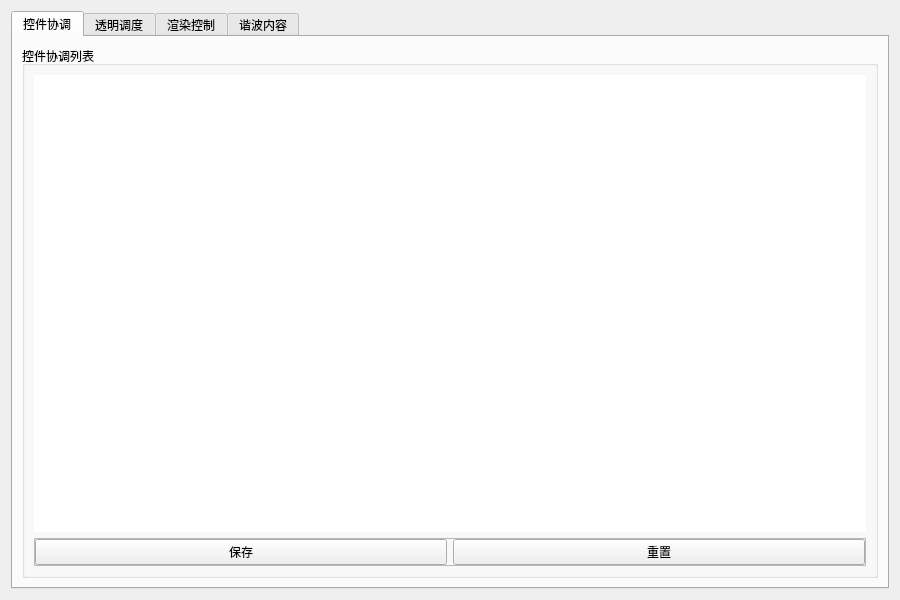
Qt form LogGpt/changelive2dwidget.ui (log159/LogChat) before a commit.
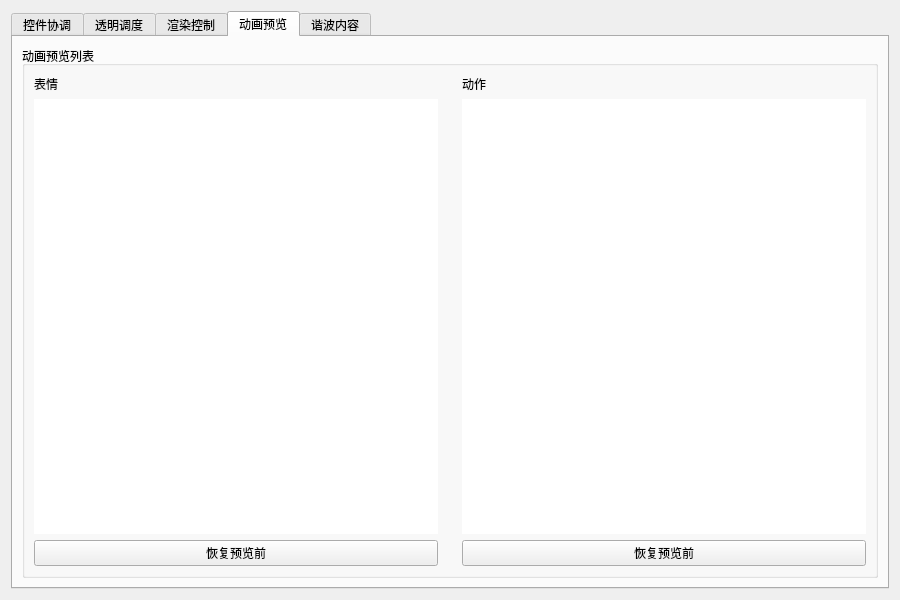
The same form after that commit. The open tabs and pages were chosen to show the change.

Commit message: [test]:l2d可以播放表情动画

```diff
--- a/LogGpt/changelive2dwidget.ui
+++ b/LogGpt/changelive2dwidget.ui
@@ -217,6 +217,100 @@
        </item>
       </layout>
      </widget>
+     <widget class="QWidget" name="tab_expandmotion">
+      <attribute name="title">
+       <string>动画预览</string>
+      </attribute>
+      <layout class="QGridLayout" name="gridLayout_5">
+       <item row="0" column="0">
+        <widget class="QGroupBox" name="groupBox_expandmotion">
+         <property name="title">
+          <string>动画预览列表</string>
+         </property>
+         <layout class="QHBoxLayout" name="horizontalLayout_5">
+          <property name="leftMargin">
+           <number>0</number>
+          </property>
+          <property name="topMargin">
+           <number>0</number>
+          </property>
+          <property name="rightMargin">
+           <number>0</number>
+          </property>
+          <property name="bottomMargin">
+           <number>0</number>
+          </property>
+          <item>
+           <widget class="QFrame" name="frame_expression">
+            <property name="frameShape">
+             <enum>QFrame::NoFrame</enum>
+            </property>
+            <property name="frameShadow">
+             <enum>QFrame::Raised</enum>
+            </property>
+            <layout class="QVBoxLayout" name="verticalLayout_6">
+             <item>
+              <widget class="QLabel" name="label_expression">
+               <property name="text">
+                <string>表情</string>
+               </property>
+              </widget>
+             </item>
+             <item>
+              <widget class="QListWidget" name="listWidget_expression">
+               <property name="frameShape">
+                <enum>QFrame::NoFrame</enum>
+               </property>
+              </widget>
+             </item>
+             <item>
+              <widget class="QPushButton" name="pushButton_expression_reset">
+               <property name="text">
+                <string>恢复预览前</string>
+               </property>
+              </widget>
+             </item>
+            </layout>
+           </widget>
+          </item>
+          <item>
+           <widget class="QFrame" name="frame_motion">
+            <property name="frameShape">
+             <enum>QFrame::NoFrame</enum>
+            </property>
+            <property name="frameShadow">
+             <enum>QFrame::Raised</enum>
+            </property>
+            <layout class="QVBoxLayout" name="verticalLayout_4">
+             <item>
+              <widget class="QLabel" name="label_motion">
+               <property name="text">
+                <string>动作</string>
+               </property>
+              </widget>
+             </item>
+             <item>
+              <widget class="QListWidget" name="listWidget_motion">
+               <property name="frameShape">
+                <enum>QFrame::NoFrame</enum>
+               </property>
+              </widget>
+             </item>
+             <item>
+              <widget class="QPushButton" name="pushButton_motion_reset">
+               <property name="text">
+                <string>恢复预览前</string>
+               </property>
+              </widget>
+             </item>
+            </layout>
+           </widget>
+          </item>
+         </layout>
+        </widget>
+       </item>
+      </layout>
+     </widget>
      <widget class="QWidget" name="tab_animation">
       <attribute name="title">
        <string>谐波内容</string>
```
Left out of the diff: 4 changed lines with no effect on the pictures. The commit also changes 20 other files.
